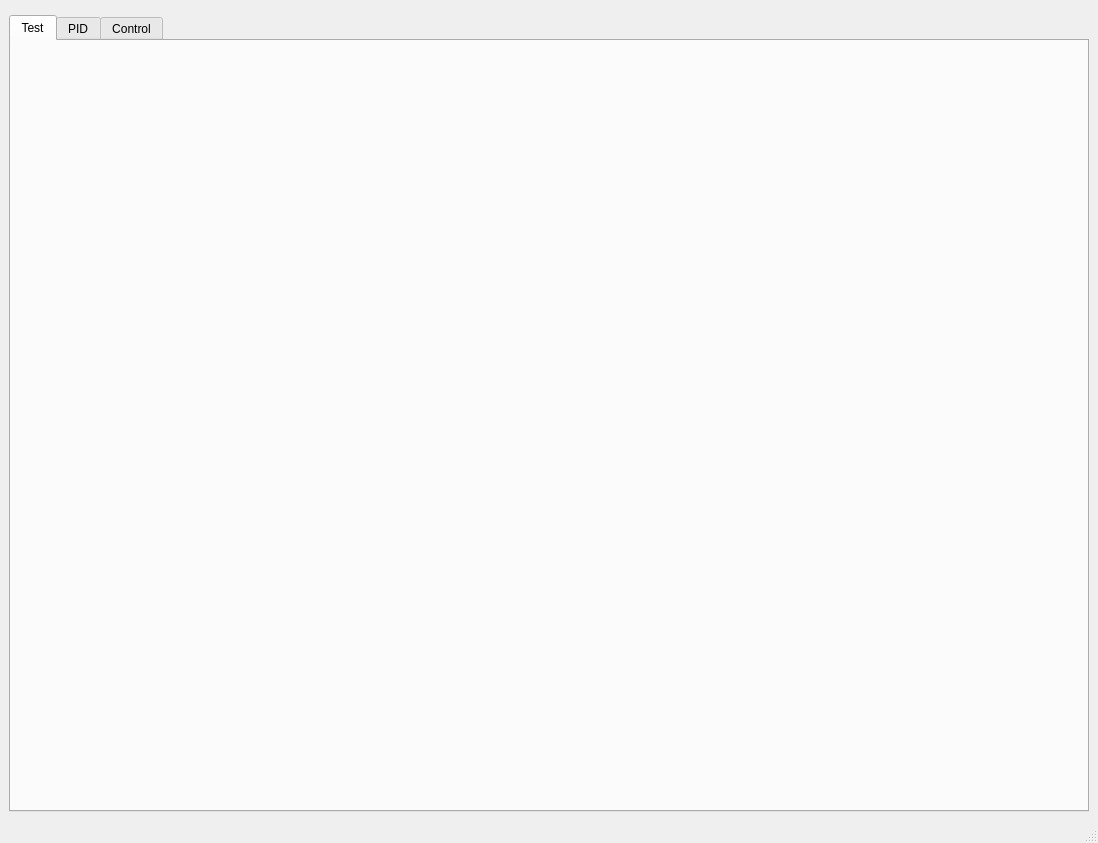
Before: the Qt Designer form UiFiles/mainWindow.ui in knr-auv/PC_GUI, drawn with Qt 5.
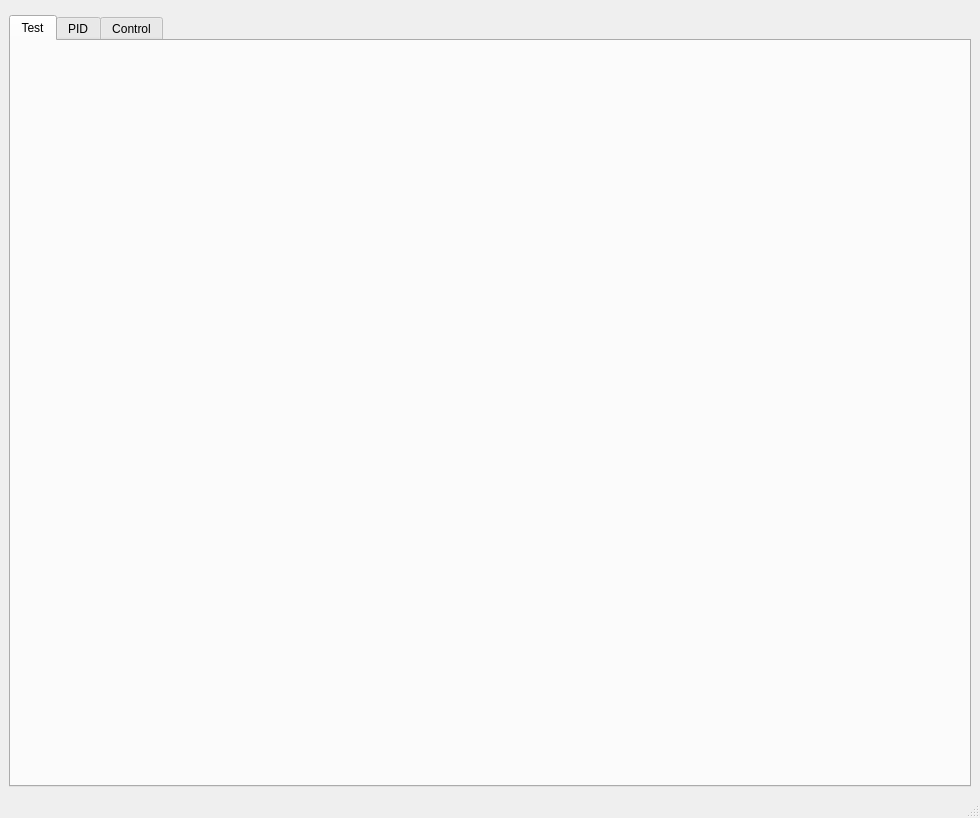
After: the same form once the commit is applied. The open tabs and pages were chosen to show the change. Custom widgets are drawn as their Qt base class.

```diff
--- a/UiFiles/mainWindow.ui
+++ b/UiFiles/mainWindow.ui
@@ -6,8 +6,8 @@
    <rect>
     <x>0</x>
     <y>0</y>
-    <width>1098</width>
-    <height>843</height>
+    <width>956</width>
+    <height>818</height>
    </rect>
   </property>
   <property name="sizePolicy">
@@ -46,11 +46,17 @@
     <item>
      <widget class="QTabWidget" name="tabs">
       <property name="sizePolicy">
-       <sizepolicy hsizetype="Minimum" vsizetype="Minimum">
+       <sizepolicy hsizetype="Minimum" vsizetype="Preferred">
         <horstretch>0</horstretch>
         <verstretch>0</verstretch>
        </sizepolicy>
       </property>
+      <property name="minimumSize">
+       <size>
+        <width>0</width>
+        <height>750</height>
+       </size>
+      </property>
       <property name="autoFillBackground">
        <bool>false</bool>
       </property>
@@ -70,6 +76,12 @@
          <verstretch>0</verstretch>
         </sizepolicy>
        </property>
+       <property name="minimumSize">
+        <size>
+         <width>0</width>
+         <height>0</height>
+        </size>
+       </property>
        <attribute name="title">
         <string>Test</string>
        </attribute>
@@ -77,7 +89,7 @@
         <item>
          <widget class="QFrame" name="dataBox">
           <property name="sizePolicy">
-           <sizepolicy hsizetype="MinimumExpanding" vsizetype="MinimumExpanding">
+           <sizepolicy hsizetype="MinimumExpanding" vsizetype="Minimum">
             <horstretch>0</horstretch>
             <verstretch>0</verstretch>
            </sizepolicy>
@@ -107,7 +119,7 @@
               <bool>true</bool>
              </property>
              <property name="sizePolicy">
-              <sizepolicy hsizetype="MinimumExpanding" vsizetype="Minimum">
+              <sizepolicy hsizetype="MinimumExpanding" vsizetype="Fixed">
                <horstretch>0</horstretch>
                <verstretch>0</verstretch>
               </sizepolicy>
@@ -140,6 +152,19 @@
              </layout>
             </widget>
            </item>
+           <item>
+            <spacer name="verticalSpacer">
+             <property name="orientation">
+              <enum>Qt::Vertical</enum>
+             </property>
+             <property name="sizeHint" stdset="0">
+              <size>
+               <width>0</width>
+               <height>0</height>
+              </size>
+             </property>
+            </spacer>
+           </item>
            <item>
             <widget class="boatData" name="boatData" native="true">
              <property name="enabled">
@@ -347,6 +372,12 @@
    <header>widgets/osdWidget.h</header>
    <container>1</container>
   </customwidget>
+  <customwidget>
+   <class>osdSettings</class>
+   <extends>QWidget</extends>
+   <header>widgets/osdSettings.h</header>
+   <container>1</container>
+  </customwidget>
  </customwidgets>
  <resources/>
  <connections/>
```
Left out of the diff: 20 changed lines with no effect on the pictures.
